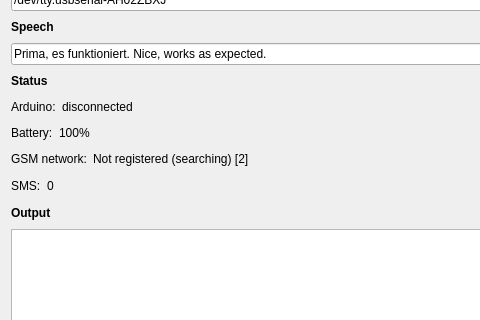
Above: SMS2Speech/mainwindow.ui from markusk/SMS2Speech before the change; both pictures show x 0 to 480 and y 84 to 404 of the 737 by 860 pixel window. Below: the same form after it.
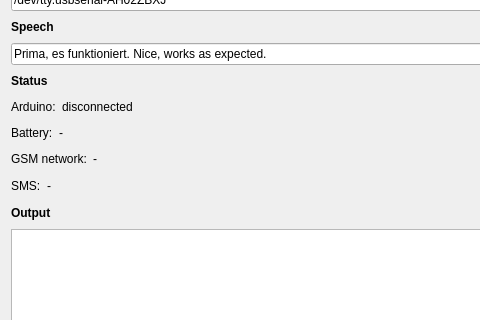
That is the form after the change.

Commit message: Updated GUI, when starting.

The edit to the form file:
```diff
--- a/SMS2Speech/mainwindow.ui
+++ b/SMS2Speech/mainwindow.ui
@@ -200,7 +200,7 @@
         <item>
          <widget class="QLabel" name="labelBatteryPercent">
           <property name="text">
-           <string>100%</string>
+           <string>-</string>
           </property>
          </widget>
         </item>
@@ -231,7 +231,7 @@
         <item>
          <widget class="QLabel" name="labelNetworkStatus">
           <property name="text">
-           <string>Not registered (searching) [2]</string>
+           <string>-</string>
           </property>
          </widget>
         </item>
@@ -262,7 +262,7 @@
         <item>
          <widget class="QLabel" name="labelNumberSMS">
           <property name="text">
-           <string>0</string>
+           <string>-</string>
           </property>
          </widget>
         </item>
```
